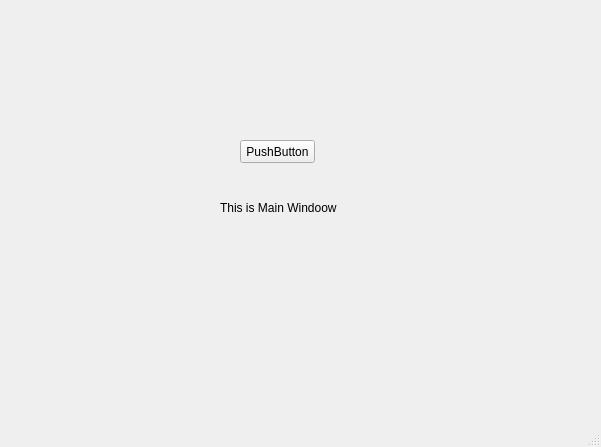
Qt form HandySearch/handysearch.ui (bb33bb/HandySearch) before a commit.
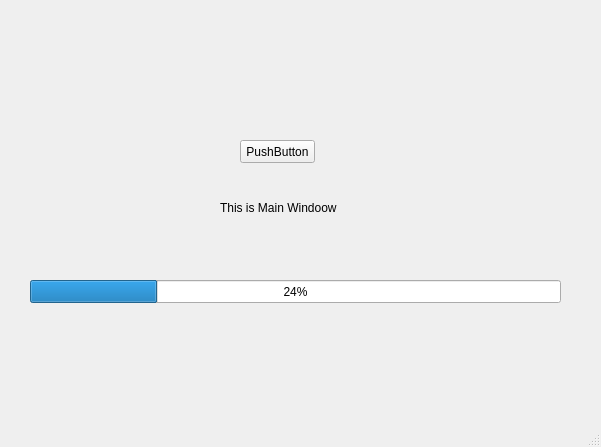
The same form after that commit.

Commit message: Add some UI test and correct the thread usage.

Diff of the .ui file:
```diff
--- a/HandySearch/handysearch.ui
+++ b/HandySearch/handysearch.ui
@@ -40,6 +40,19 @@
      <string>PushButton</string>
     </property>
    </widget>
+   <widget class="QProgressBar" name="progressBar">
+    <property name="geometry">
+     <rect>
+      <x>30</x>
+      <y>280</y>
+      <width>531</width>
+      <height>23</height>
+     </rect>
+    </property>
+    <property name="value">
+     <number>24</number>
+    </property>
+   </widget>
   </widget>
   <widget class="QStatusBar" name="statusBar"/>
  </widget>
```
The commit also changes 1 other file.
